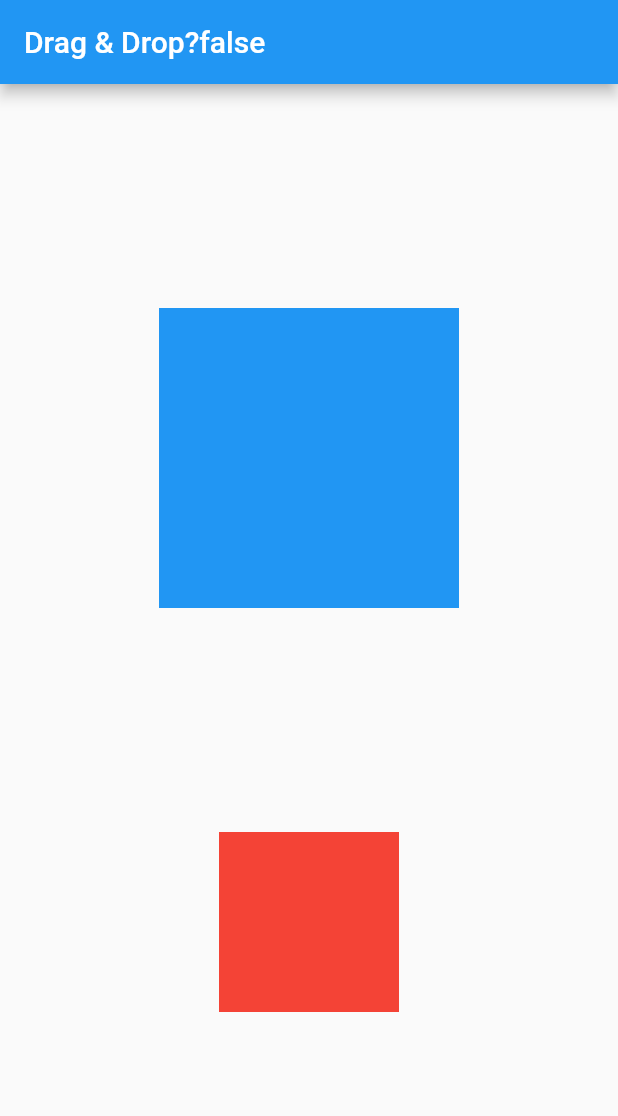
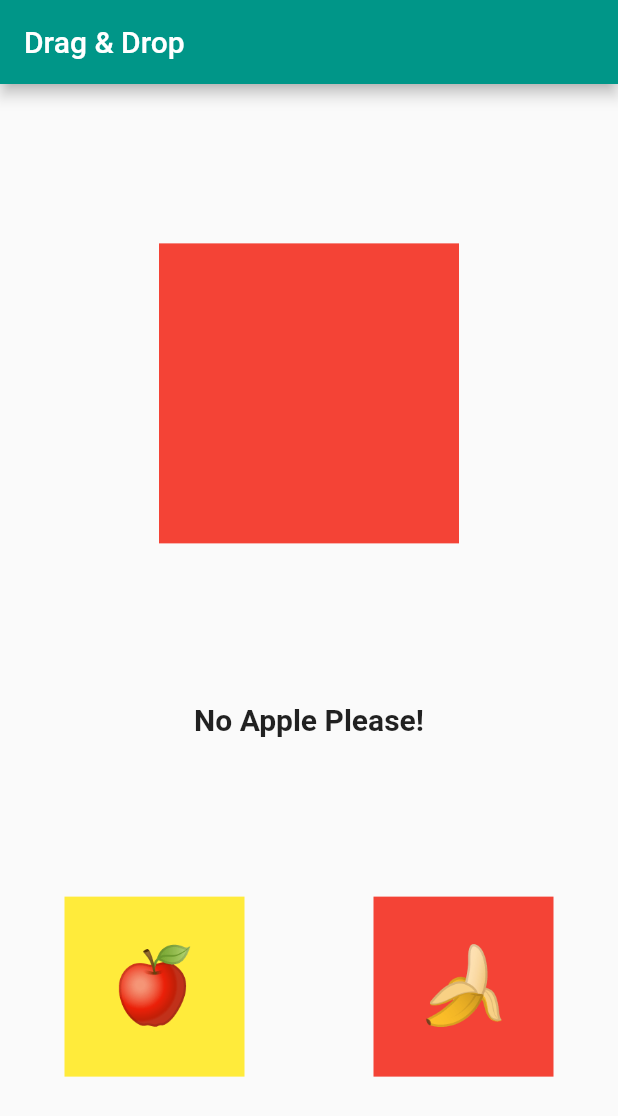
Before and after one commit to Tarikul-Tuhin/Fruits_Drag-Drop_Flutter, a Flutter app: the screen it shows after launch, on a phone screen of 412 x 824 dp. Shown: the top 1116 px of the screen. Run offline on Flutter 3.47's test engine with Material 2 defaults, Android fonts, the light colour scheme and no system bars.

Commit message:
first commit

```diff
--- a/lib/main.dart
+++ b/lib/main.dart
@@ -20,12 +20,14 @@ class DragScreen extends StatefulWidget {
 
 class _DragScreenState extends State<DragScreen> {
   bool insiderTarget = false;
+  String activeEmoji = '';
 
   @override
   Widget build(BuildContext context) {
     return Scaffold(
       appBar: AppBar(
-        title: Text('Drag & Drop?' + insiderTarget.toString()),
+        title: Text('Drag & Drop'),
+        backgroundColor: Colors.teal,
       ),
       body: Center(
         child: Column(
@@ -36,32 +38,38 @@ class _DragScreenState extends State<DragScreen> {
                 return Container(
                   width: 200.0,
                   height: 200.0,
-                  color: Colors.blue,
+                  color: Colors.red,
+                  child: activeEmoji == ''
+                      ? null
+                      : FruitBox(
+                          activeEmoji,
+                          Colors
+                              .green), //jodi string empty hoy do nothing, jodi empty na hoy means false hoy tahole red color r emoji nao.
                 );
               },
-              onAccept: (data) {
+              onAccept: (emoji) {
                 setState(() {
                   insiderTarget = true;
+                  activeEmoji = emoji;
                 });
               },
+              onWillAccept: (emoji) {
+                return emoji == '🍎' ? false : true; // ' : ' eta mane otherwise
+              }, //restrict dragged items.
             ),
-            Draggable(
-              data: 'red',
-              child: Container(
-                height: 120.0,
-                width: 120.0,
-                color: Colors.red,
+            Text(
+              "No Apple Please!",
+              style: TextStyle(
+                fontWeight: FontWeight.bold,
+                fontSize: 20.0,
               ),
-              feedback: Container(
-                height: 120.0,
-                width: 120.0,
-                color: Colors.yellow,
-              ),
-              childWhenDragging: Container(
-                height: 120.0,
-                width: 120.0,
-                color: Colors.grey,
-              ),
+            ),
+            Row(
+              mainAxisAlignment: MainAxisAlignment.spaceAround,
+              children: [
+                FruitBox('🍎', Colors.yellow),
+                FruitBox('🍌', Colors.red),
+              ],
             ),
           ],
         ),
@@ -69,3 +77,46 @@ class _DragScreenState extends State<DragScreen> {
     );
   }
 }
+
+class FruitBox extends StatelessWidget {
+  final String boxIcon;
+  final Color boxColor;
+
+  FruitBox(this.boxIcon, this.boxColor);
+
+  @override
+  Widget build(BuildContext context) {
+    return Draggable(
+      data: boxIcon,
+      child: Container(
+        height: 120.0,
+        width: 120.0,
+        color: boxColor,
+        child: Center(
+          child: Text(
+            boxIcon,
+            style: TextStyle(fontSize: 50.0),
+          ),
+        ),
+      ),
+      feedback: Material(
+        child: Container(
+          height: 120.0,
+          width: 120.0,
+          color: Colors.yellow,
+          child: Center(
+            child: Text(
+              boxIcon,
+              style: TextStyle(fontSize: 50.0),
+            ),
+          ),
+        ),
+      ),
+      childWhenDragging: Container(
+        height: 120.0,
+        width: 120.0,
+        color: Colors.grey,
+      ),
+    );
+  }
+}
```
